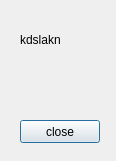
This is aboutdialog.ui in wernix/messenger as Qt 5 draws it before an edit. The edited form follows.
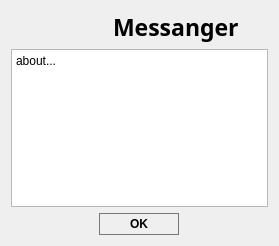
This is the edited form. Icons and pictures are not drawn.

```diff
--- a/aboutdialog.ui
+++ b/aboutdialog.ui
@@ -9,39 +9,112 @@
    <rect>
     <x>0</x>
     <y>0</y>
-    <width>116</width>
-    <height>161</height>
+    <width>279</width>
+    <height>246</height>
    </rect>
   </property>
   <property name="windowTitle">
    <string>About</string>
   </property>
-  <widget class="QLabel" name="label">
-   <property name="geometry">
-    <rect>
-     <x>20</x>
-     <y>30</y>
-     <width>111</width>
-     <height>20</height>
-    </rect>
-   </property>
-   <property name="text">
-    <string>kdslakn</string>
-   </property>
-  </widget>
-  <widget class="QPushButton" name="closeButton">
-   <property name="geometry">
-    <rect>
-     <x>20</x>
-     <y>120</y>
-     <width>80</width>
-     <height>23</height>
-    </rect>
-   </property>
-   <property name="text">
-    <string>close</string>
-   </property>
-  </widget>
+  <layout class="QVBoxLayout" name="verticalLayout">
+   <item>
+    <layout class="QHBoxLayout" name="horizontalLayout">
+     <item>
+      <widget class="QLabel" name="logo">
+       <property name="sizePolicy">
+        <sizepolicy hsizetype="Fixed" vsizetype="Fixed">
+         <horstretch>0</horstretch>
+         <verstretch>0</verstretch>
+        </sizepolicy>
+       </property>
+       <property name="maximumSize">
+        <size>
+         <width>40</width>
+         <height>40</height>
+        </size>
+       </property>
+       <property name="text">
+        <string/>
+       </property>
+       <property name="textFormat">
+        <enum>Qt::PlainText</enum>
+       </property>
+       <property name="pixmap">
+        <pixmap resource="resources.qrc">:/icons/ico/tray.svg</pixmap>
+       </property>
+       <property name="scaledContents">
+        <bool>true</bool>
+       </property>
+       <property name="wordWrap">
+        <bool>false</bool>
+       </property>
+      </widget>
+     </item>
+     <item>
+      <widget class="QLabel" name="label_2">
+       <property name="sizePolicy">
+        <sizepolicy hsizetype="Fixed" vsizetype="Fixed">
+         <horstretch>0</horstretch>
+         <verstretch>0</verstretch>
+        </sizepolicy>
+       </property>
+       <property name="font">
+        <font>
+         <family>OpenSymbol</family>
+         <pointsize>17</pointsize>
+         <weight>75</weight>
+         <bold>true</bold>
+         <underline>false</underline>
+         <strikeout>false</strikeout>
+         <kerning>true</kerning>
+        </font>
+       </property>
+       <property name="text">
+        <string>Messanger</string>
+       </property>
+       <property name="textFormat">
+        <enum>Qt::AutoText</enum>
+       </property>
+      </widget>
+     </item>
+    </layout>
+   </item>
+   <item>
+    <widget class="QPlainTextEdit" name="plainTextEdit">
+     <property name="plainText">
+      <string>about...</string>
+     </property>
+    </widget>
+   </item>
+   <item alignment="Qt::AlignHCenter">
+    <widget class="QPushButton" name="closeButton">
+     <property name="maximumSize">
+      <size>
+       <width>100</width>
+       <height>16777215</height>
+      </size>
+     </property>
+     <property name="styleSheet">
+      <string notr="true">QPushButton {
+	border: 1px solid rgb(120, 120, 120) ;
+	font-weight: 600;
+	padding-left: 30px;
+	padding-right: 30px;
+	padding-top: 3px;
+	padding-bottom:3px;
+}
+
+QPushButton:hover {
+	background-color: rgb(0, 0, 0);
+	color: rgb(255, 255, 255);
+}</string>
+     </property>
+     <property name="text">
+      <string>OK</string>
+     </property>
+    </widget>
+   </item>
+  </layout>
  </widget>
  <resources/>
  <connections/>
```
Left out of the diff: 4 changed lines with no effect on the pictures.
